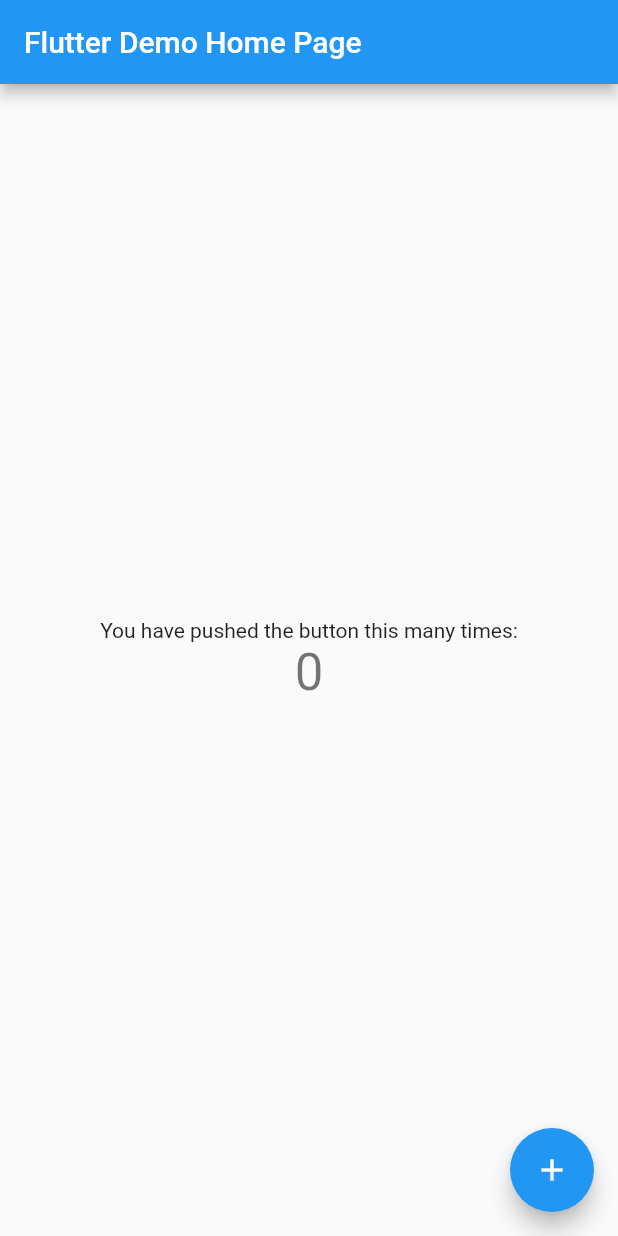
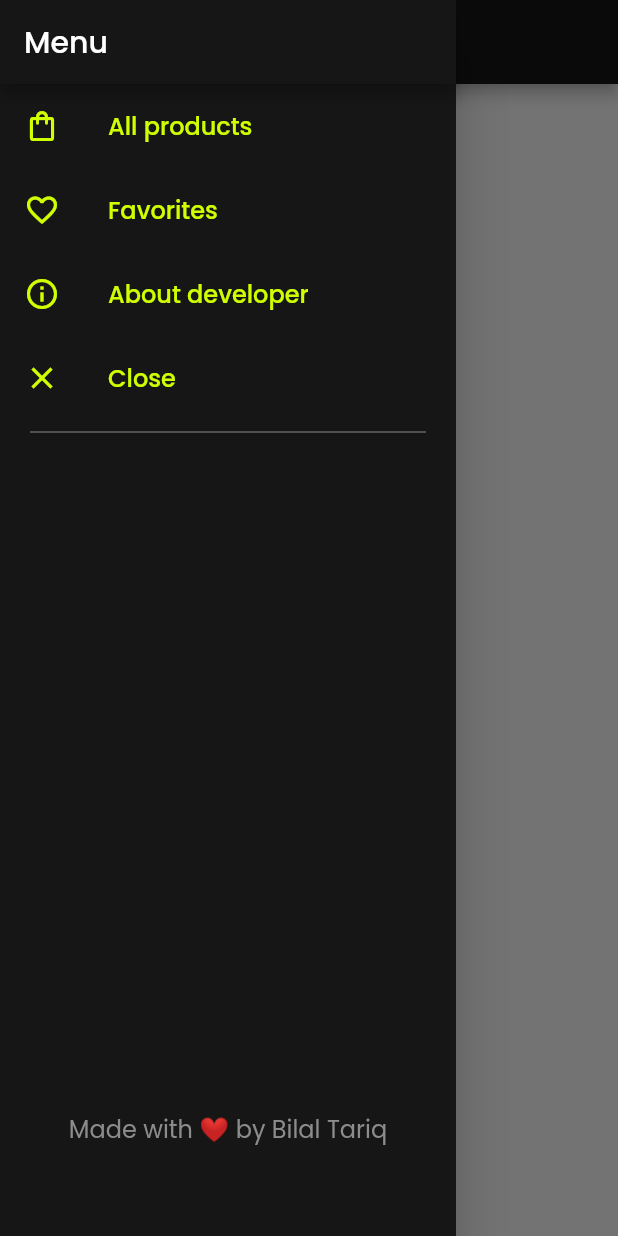
Before and after one commit to bilaltariq360/Online_Shopping_Mart, a Flutter app: the screen it shows after launch, with the side drawer open (before the commit the screen has no drawer), on a phone screen of 412 x 824 dp. Run offline on Flutter 3.47's test engine with Material 2 defaults, Android fonts, the phone set to English and light mode, and no system bars.

Commit message:
Drawer and screen shifting completed

```diff
--- a/online_shopping_mart/lib/main.dart
+++ b/online_shopping_mart/lib/main.dart
@@ -1,4 +1,8 @@
 import 'package:flutter/material.dart';
+import 'package:online_shopping_mart/screens/about_developer_screen.dart';
+import './screens/products_screen.dart';
+import './widgets/app_drawer.dart';
+import './screens/favorites_screen.dart';
 
 void main() {
   runApp(const MyApp());
@@ -6,110 +10,46 @@
 
 class MyApp extends StatelessWidget {
   const MyApp({super.key});
-
-  // This widget is the root of your application.
   @override
   Widget build(BuildContext context) {
     return MaterialApp(
-      title: 'Flutter Demo',
+      debugShowCheckedModeBanner: false,
       theme: ThemeData(
-        // This is the theme of your application.
-        //
-        // Try running your application with "flutter run". You'll see the
-        // application has a blue toolbar. Then, without quitting the app, try
-        // changing the primarySwatch below to Colors.green and then invoke
-        // "hot reload" (press "r" in the console where you ran "flutter run",
-        // or simply save your changes to "hot reload" in a Flutter IDE).
-        // Notice that the counter didn't reset back to zero; the application
-        // is not restarted.
-        primarySwatch: Colors.blue,
+        //primaryColor: const Color.fromRGBO(22, 22, 22, 1),
+        splashColor: Colors.transparent,
+        primarySwatch: const MaterialColor(0xFF161616, {
+          50: Color(0xFF161616),
+          100: Color(0xFF161616),
+          200: Color(0xFF161616),
+          300: Color(0xFF161616),
+          400: Color(0xFF161616),
+          500: Color(0xFF161616),
+          600: Color(0xFF161616),
+          700: Color(0xFF161616),
+          800: Color(0xFF161616),
+          900: Color(0xFF161616),
+        }),
+        fontFamily: 'Poppins',
+        textTheme: const TextTheme(
+          displayLarge: TextStyle(
+            fontSize: 30,
+            fontWeight: FontWeight.w700,
+          ),
+          titleLarge: TextStyle(
+            fontSize: 20,
+            fontWeight: FontWeight.w500,
+          ),
+          bodyMedium: TextStyle(
+            fontSize: 16,
+          ),
+        ),
       ),
-      home: const MyHomePage(title: 'Flutter Demo Home Page'),
+      home: ProductsScreen(),
+      routes: {
+        ProductsScreen.routeName: (context) => ProductsScreen(),
+        FavoritesScreen.routeName: (context) => FavoritesScreen(),
+        AboutDeveloperScreen.routeName: (context) => AboutDeveloperScreen(),
+      },
     );
   }
 }
-
-class MyHomePage extends StatefulWidget {
-  const MyHomePage({super.key, required this.title});
-
-  // This widget is the home page of your application. It is stateful, meaning
-  // that it has a State object (defined below) that contains fields that affect
-  // how it looks.
-
-  // This class is the configuration for the state. It holds the values (in this
-  // case the title) provided by the parent (in this case the App widget) and
-  // used by the build method of the State. Fields in a Widget subclass are
-  // always marked "final".
-
-  final String title;
-
-  @override
-  State<MyHomePage> createState() => _MyHomePageState();
-}
-
-class _MyHomePageState extends State<MyHomePage> {
-  int _counter = 0;
-
-  void _incrementCounter() {
-    setState(() {
-      // This call to setState tells the Flutter framework that something has
-      // changed in this State, which causes it to rerun the build method below
-      // so that the display can reflect the updated values. If we changed
-      // _counter without calling setState(), then the build method would not be
-      // called again, and so nothing would appear to happen.
-      _counter++;
-    });
-  }
-
-  @override
-  Widget build(BuildContext context) {
-    // This method is rerun every time setState is called, for instance as done
-    // by the _incrementCounter method above.
-    //
-    // The Flutter framework has been optimized to make rerunning build methods
-    // fast, so that you can just rebuild anything that needs updating rather
-    // than having to individually change instances of widgets.
-    return Scaffold(
-      appBar: AppBar(
-        // Here we take the value from the MyHomePage object that was created by
-        // the App.build method, and use it to set our appbar title.
-        title: Text(widget.title),
-      ),
-      body: Center(
-        // Center is a layout widget. It takes a single child and positions it
-        // in the middle of the parent.
-        child: Column(
-          // Column is also a layout widget. It takes a list of children and
-          // arranges them vertically. By default, it sizes itself to fit its
-          // children horizontally, and tries to be as tall as its parent.
-          //
-          // Invoke "debug painting" (press "p" in the console, choose the
-          // "Toggle Debug Paint" action from the Flutter Inspector in Android
-          // Studio, or the "Toggle Debug Paint" command in Visual Studio Code)
-          // to see the wireframe for each widget.
-          //
-          // Column has various properties to control how it sizes itself and
-          // how it positions its children. Here we use mainAxisAlignment to
-          // center the children vertically; the main axis here is the vertical
-          // axis because Columns are vertical (the cross axis would be
-          // horizontal).
-          mainAxisAlignment: MainAxisAlignment.center,
-          children: <Widget>[
-            const Text(
-              'You have pushed the button this many times:',
-            ),
-            Text(
-              '$_counter',
-              style: Theme.of(context).textTheme.headlineMedium,
-            ),
-          ],
-        ),
-      ),
-      floatingActionButton: FloatingActionButton(
-        onPressed: _incrementCounter,
-        tooltip: 'Increment',
-        child: const Icon(Icons.add),
-      ), // This trailing comma makes auto-formatting nicer for build methods.
-    );
-  }
-}
--- /dev/null
+++ b/online_shopping_mart/lib/models/product.dart
@@ -0,0 +1,14 @@
+class Product {
+  final String id = DateTime.now().toString();
+  final String productDesc;
+  final String imgURL;
+  final double price;
+  bool isFavorite;
+
+  Product({
+    required this.productDesc,
+    required this.imgURL,
+    required this.price,
+    required this.isFavorite,
+  });
+}
--- /dev/null
+++ b/online_shopping_mart/lib/screens/about_developer_screen.dart
@@ -0,0 +1,25 @@
+import 'package:flutter/material.dart';
+
+import '../widgets/app_drawer.dart';
+
+class AboutDeveloperScreen extends StatelessWidget {
+  static const routeName = '/about-developers';
+  final GlobalKey<ScaffoldState> _scaffoldKey = GlobalKey<ScaffoldState>();
+  AboutDeveloperScreen({super.key});
+
+  @override
+  Widget build(BuildContext context) {
+    return Scaffold(
+      key: _scaffoldKey,
+      appBar: AppBar(
+        title: const Text(
+          'Online shopping mart',
+        ),
+      ),
+      drawer: AppDrawer(_scaffoldKey),
+      body: const Center(
+        child: Text('About developer screen'),
+      ),
+    );
+  }
+}
--- /dev/null
+++ b/online_shopping_mart/lib/screens/favorites_screen.dart
@@ -0,0 +1,25 @@
+import 'package:flutter/material.dart';
+
+import '../widgets/app_drawer.dart';
+
+class FavoritesScreen extends StatelessWidget {
+  static const routeName = '/favorites';
+  final GlobalKey<ScaffoldState> _scaffoldKey = GlobalKey<ScaffoldState>();
+  FavoritesScreen({super.key});
+
+  @override
+  Widget build(BuildContext context) {
+    return Scaffold(
+      key: _scaffoldKey,
+      appBar: AppBar(
+        title: const Text(
+          'Online shopping mart',
+        ),
+      ),
+      drawer: AppDrawer(_scaffoldKey),
+      body: const Center(
+        child: Text('Favorites screen'),
+      ),
+    );
+  }
+}
--- /dev/null
+++ b/online_shopping_mart/lib/screens/products_screen.dart
@@ -0,0 +1,24 @@
+import 'package:flutter/material.dart';
+import '../widgets/app_drawer.dart';
+
+class ProductsScreen extends StatelessWidget {
+  static const routeName = '/products';
+  final GlobalKey<ScaffoldState> _scaffoldKey = GlobalKey<ScaffoldState>();
+
+  ProductsScreen({super.key});
+  @override
+  Widget build(BuildContext context) {
+    return Scaffold(
+      key: _scaffoldKey,
+      appBar: AppBar(
+        title: const Text(
+          'Online shopping mart',
+        ),
+      ),
+      drawer: AppDrawer(_scaffoldKey),
+      body: const Center(
+        child: Text('Products screen'),
+      ),
+    );
+  }
+}
--- /dev/null
+++ b/online_shopping_mart/lib/widgets/app_drawer.dart
@@ -0,0 +1,101 @@
+import 'package:flutter/material.dart';
+import '../screens/products_screen.dart';
+import '../screens/favorites_screen.dart';
+import '../screens/about_developer_screen.dart';
+
+class AppDrawer extends StatelessWidget {
+  final GlobalKey<ScaffoldState> _scaffoldKey;
+
+  const AppDrawer(this._scaffoldKey, {super.key});
+
+  Widget drawerBuild(String title, IconData icon, Function handler) {
+    return InkWell(
+      onTap: () {
+        handler();
+      },
+      child: ListTile(
+        leading: Icon(
+          icon,
+          color: const Color.fromRGBO(208, 255, 0, 1),
+        ),
+        title: Text(
+          title,
+          style: const TextStyle(
+            fontSize: 16,
+            color: Color.fromRGBO(208, 255, 0, 1),
+          ),
+        ),
+      ),
+    );
+  }
+
+  @override
+  Widget build(BuildContext context) {
+    return LayoutBuilder(
+      builder: (BuildContext context, BoxConstraints constraints) {
+        return Drawer(
+          backgroundColor: const Color.fromRGBO(22, 22, 22, 1),
+          child: Column(
+            children: [
+              AppBar(
+                title: const Text('Menu'),
+                automaticallyImplyLeading: false,
+              ),
+              SizedBox(
+                height: MediaQuery.of(context).size.height * 0.86,
+                child: Column(
+                  mainAxisAlignment: MainAxisAlignment.spaceBetween,
+                  children: [
+                    SizedBox(
+                      child: Column(
+                        children: [
+                          drawerBuild(
+                              'All products', Icons.shopping_bag_outlined, () {
+                            _scaffoldKey.currentState?.openEndDrawer();
+                            Navigator.pushNamed(
+                                context, ProductsScreen.routeName);
+                          }),
+                          drawerBuild('Favorites', Icons.favorite_outline, () {
+                            _scaffoldKey.currentState?.openEndDrawer();
+                            Navigator.pushNamed(
+                                context, FavoritesScreen.routeName);
+                          }),
+                          drawerBuild('About developer', Icons.info_outline,
+                              () {
+                            _scaffoldKey.currentState?.openEndDrawer();
+                            Navigator.pushNamed(
+                                context, AboutDeveloperScreen.routeName);
+                          }),
+                          drawerBuild('Close', Icons.close, () {
+                            _scaffoldKey.currentState?.openEndDrawer();
+                          }),
+                          Container(
+                            margin: const EdgeInsets.symmetric(horizontal: 20),
+                            child: const Divider(
+                              color: Color.fromRGBO(140, 140, 140, 1),
+                            ),
+                          ),
+                        ],
+                      ),
+                    ),
+                    const SizedBox(
+                      width: double.infinity,
+                      child: Text(
+                        'Made with ❤️ by Bilal Tariq',
+                        textAlign: TextAlign.center,
+                        style: TextStyle(
+                          fontSize: 16,
+                          color: Color.fromRGBO(140, 140, 140, 1),
+                        ),
+                      ),
+                    ),
+                  ],
+                ),
+              ),
+            ],
+          ),
+        );
+      },
+    );
+  }
+}
```
Also changed, not shown: online_shopping_mart/pubspec.yaml (+12 -10 lines), online_shopping_mart/assets/fonts/Poppins-Light.ttf (added), online_shopping_mart/assets/fonts/Poppins-Medium.ttf (added), online_shopping_mart/assets/fonts/Poppins-Regular.ttf (added), online_shopping_mart/assets/fonts/Poppins-SemiBold.ttf (added).
